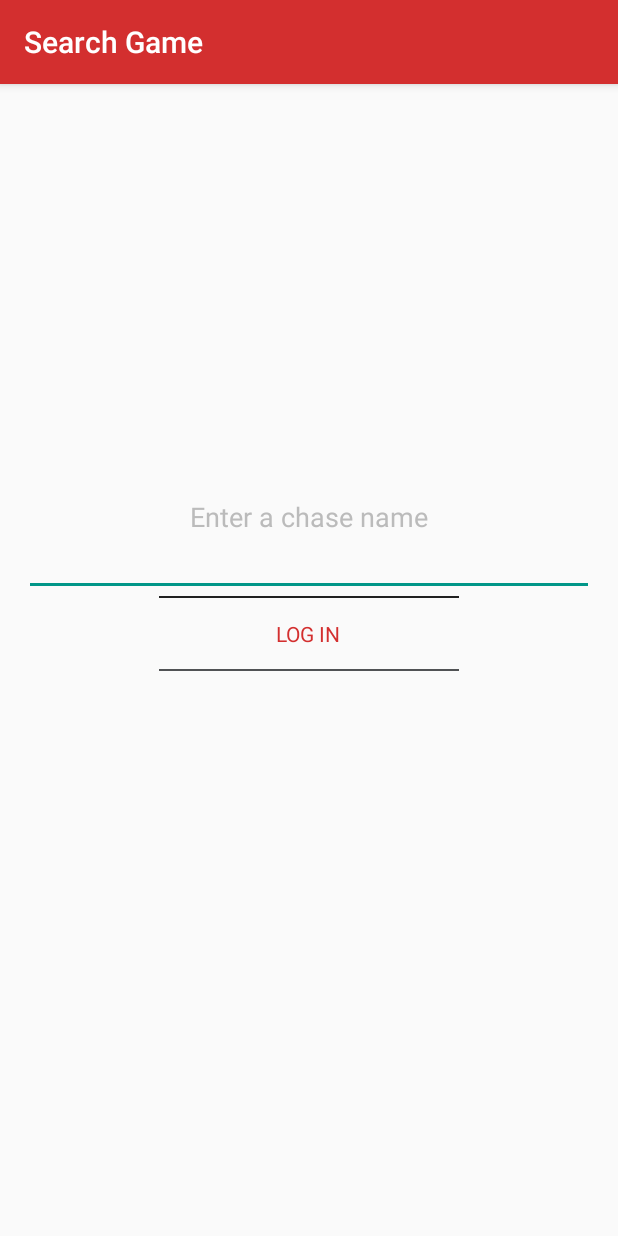
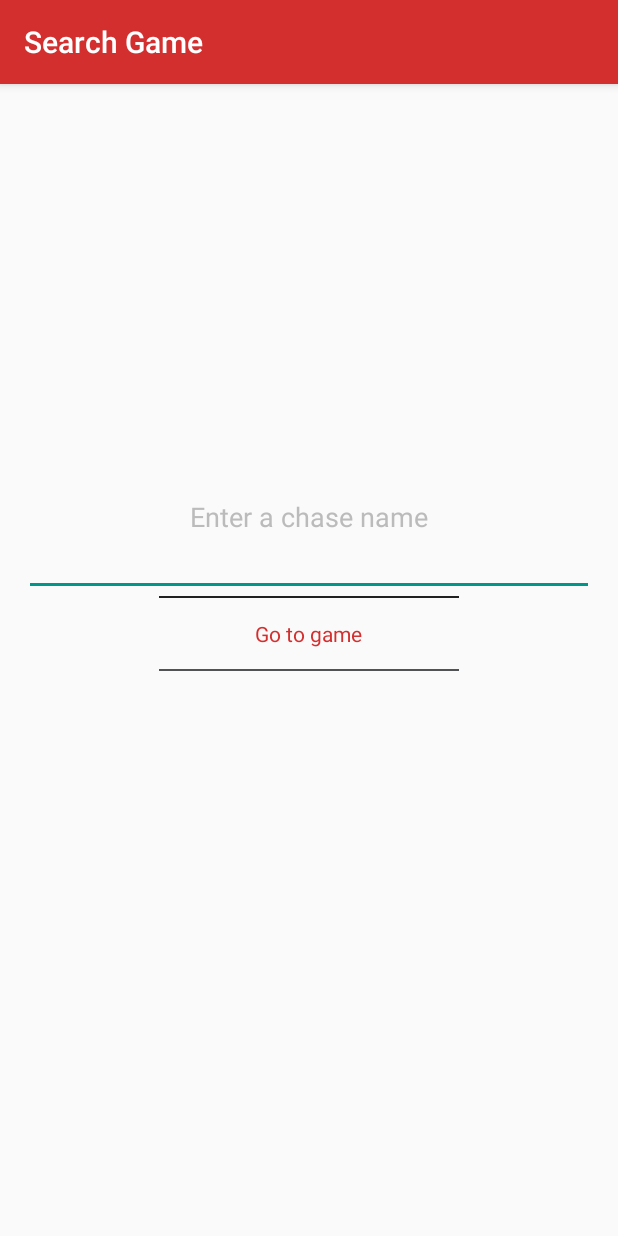
Before and after one commit to danagu/MapQuest, an Android app: the SearchActivity screen opened directly, with no data from a screen before it, on a phone screen of 412 x 824 dp. Run offline under Robolectric (Android 15) with nearby library versions, the phone set to English and light mode, and no system bars; 3 statements that could not run were skipped.

Commit message:
Last minute tweaks

```diff
--- a/mobile/src/main/java/app/mapquest/com/mapquest/geofencing/GeofenceTransitionsIntentService.java
+++ b/mobile/src/main/java/app/mapquest/com/mapquest/geofencing/GeofenceTransitionsIntentService.java
@@ -137,6 +137,7 @@ public class GeofenceTransitionsIntentService extends IntentService {
                 e1.printStackTrace();
             }
         }
+        Log.i(TAG,"Sending notification");
         sendNotification(gameName,locInfo.getObjectId(),locInfo.getQuiz(),endPoint);
     }
 
--- a/mobile/src/main/res/layout/activity_search.xml
+++ b/mobile/src/main/res/layout/activity_search.xml
@@ -48,7 +48,7 @@
                 android:layout_height="1dp"></FrameLayout>
 
             <TextView
-                android:text="@string/log_in_resource"
+                android:text="@string/SearchScreenGoButton"
                 android:textColor="@color/red"
                 android:layout_gravity="center_horizontal|center_vertical"
                 android:layout_width="wrap_content"
```
Also changed, not shown: mobile/src/main/java/app/mapquest/com/mapquest/MapDisplay.java (+6 -8 lines).
